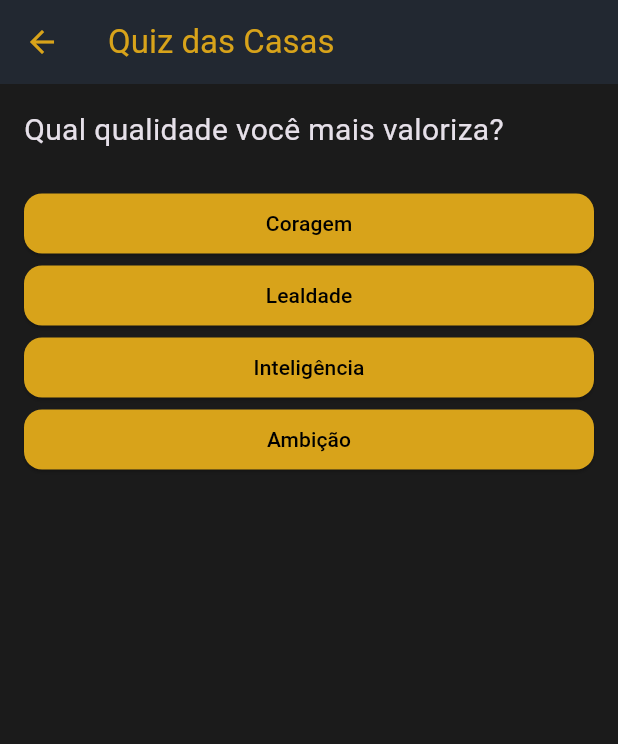
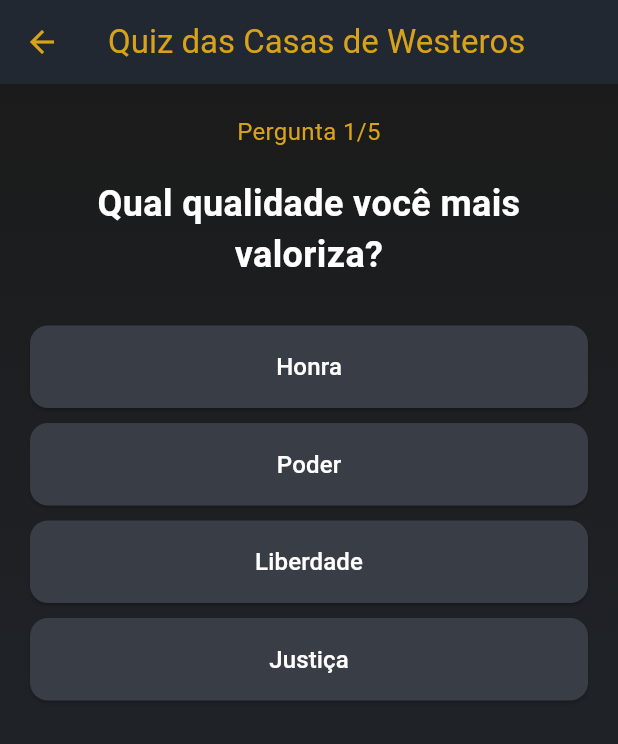
Before and after one commit to Souza371/Game-of-Trones, a Flutter app: the QuizScreen screen opened by its route, on a phone screen of 412 x 824 dp. Shown: the top 744 px of the screen. Run offline on Flutter 3.47's test engine with Material 3 defaults, Android fonts, the light colour scheme and no system bars; Roboto replaces fonts that are missing (Cinzel).

Commit message:
fix: corrigido erro de tipo no quiz e implementado sistema de pontuação real para as casas

```diff
--- a/lib/screens/quiz_screen.dart
+++ b/lib/screens/quiz_screen.dart
@@ -7,62 +7,151 @@
 
 class _QuizScreenState extends State<QuizScreen> {
   int _currentQuestion = 0;
-  List<int> _answers = [];
+  List<String> _answers = [];
 
-  // Edite, adicione ou remova perguntas como quiser!
-  // Exemplo: Pergunta de signo
+  // Sistema de pontuação por casa
+  Map<String, int> _houseScores = {
+    'Stark': 0,
+    'Lannister': 0,
+    'Targaryen': 0,
+    'Baratheon': 0,
+    'Greyjoy': 0,
+    'Tyrell': 0,
+    'Martell': 0,
+    'Arryn': 0,
+  };
+
   final List<Map<String, dynamic>> _questions = [
     {
       'question': 'Qual qualidade você mais valoriza?',
-      'options': ['Coragem', 'Lealdade', 'Inteligência', 'Ambição']
+      'options': ['Honra', 'Poder', 'Liberdade', 'Justiça'],
+      'scores': {'Stark': 3, 'Lannister': 2, 'Targaryen': 1, 'Baratheon': 2, 'Greyjoy': 1, 'Tyrell': 1, 'Martell': 2, 'Arryn': 3}
     },
     {
       'question': 'Qual animal você prefere?',
-      'options': ['Lobo', 'Leão', 'Dragão', 'Veado']
+      'options': ['Lobo', 'Leão', 'Dragão', 'Veado', 'Lula', 'Rosa', 'Sol', 'Falcão'],
+      'scores': {'Stark': 3, 'Lannister': 3, 'Targaryen': 3, 'Baratheon': 3, 'Greyjoy': 3, 'Tyrell': 3, 'Martell': 3, 'Arryn': 3}
     },
     {
-      'question': 'Qual seu signo?',
-      'options': ['Áries', 'Touro', 'Gêmeos', 'Câncer', 'Leão', 'Virgem', 'Libra', 'Escorpião', 'Sagitário', 'Capricórnio', 'Aquário', 'Peixes']
+      'question': 'Como você resolve conflitos?',
+      'options': ['Diplomacia', 'Força', 'Estratégia', 'Fuga'],
+      'scores': {'Stark': 2, 'Lannister': 3, 'Targaryen': 3, 'Baratheon': 3, 'Greyjoy': 1, 'Tyrell': 2, 'Martell': 2, 'Arryn': 2}
     },
-    // Adicione aqui outras perguntas personalizadas!
-    // Para ter 10 perguntas, basta seguir o modelo acima.
+    {
+      'question': 'Qual é seu elemento preferido?',
+      'options': ['Gelo', 'Fogo', 'Água', 'Terra', 'Metal', 'Planta', 'Areia', 'Ar'],
+      'scores': {'Stark': 3, 'Lannister': 2, 'Targaryen': 3, 'Baratheon': 2, 'Greyjoy': 3, 'Tyrell': 3, 'Martell': 3, 'Arryn': 3}
+    },
+    {
+      'question': 'Qual virtude é mais importante?',
+      'options': ['Lealdade', 'Ambição', 'Coragem', 'Determinação', 'Independência', 'Crescimento', 'Paixão', 'Honra'],
+      'scores': {'Stark': 3, 'Lannister': 3, 'Targaryen': 2, 'Baratheon': 2, 'Greyjoy': 3, 'Tyrell': 3, 'Martell': 3, 'Arryn': 3}
+    }
   ];
 
   void _answer(int index) {
-    _answers.add(index);
+    final answer = _questions[_currentQuestion]['options'][index];
+    _answers.add(answer);
+
+    // Adiciona pontos para cada casa baseado na resposta
+    final scores = _questions[_currentQuestion]['scores'];
+    scores.forEach((house, points) {
+      _houseScores[house] = _houseScores[house]! + (points as int); // CORREÇÃO AQUI
+    });
+
     if (_currentQuestion < _questions.length - 1) {
       setState(() {
         _currentQuestion++;
       });
     } else {
-      // Lógica simples para casa
-      final score = _answers.fold(0, (a, b) => a + b);
-      String house;
-      if (score < 10) house = 'Stark';
-      else if (score < 20) house = 'Lannister';
-      else if (score < 30) house = 'Targaryen';
-      else house = 'Baratheon';
-      Navigator.pushReplacementNamed(context, '/house_result', arguments: house);
+      _calculateResult();
     }
+  }
+
+  void _calculateResult() {
+    // Encontra a casa com maior pontuação
+    String winningHouse = 'Stark';
+    int highestScore = 0;
+
+    _houseScores.forEach((house, score) {
+      if (score > highestScore) {
+        highestScore = score;
+        winningHouse = house;
+      }
+    });
+
+    Navigator.pushReplacementNamed(context, '/house_result', arguments: winningHouse);
   }
 
   @override
   Widget build(BuildContext context) {
     final q = _questions[_currentQuestion];
     return Scaffold(
-      appBar: AppBar(title: Text('Quiz das Casas')),
-      body: Padding(
-        padding: const EdgeInsets.all(16.0),
+      appBar: AppBar(
+        title: Text('Quiz das Casas de Westeros'),
+        backgroundColor: Color(0xFF222831),
+        foregroundColor: Color(0xFFD8A31A),
+      ),
+      body: Container(
+        decoration: BoxDecoration(
+          gradient: LinearGradient(
+            begin: Alignment.topCenter,
+            end: Alignment.bottomCenter,
+            colors: [
+              Color(0xFF1B1B1B),
+              Color(0xFF222831),
+            ],
+          ),
+        ),
+        child: Padding(
+          padding: const EdgeInsets.all(20.0),
           child: Column(
             crossAxisAlignment: CrossAxisAlignment.stretch,
             children: [
-            Text(q['question'], style: TextStyle(fontSize: 20)),
-            SizedBox(height: 24),
-            ...List.generate(q['options'].length, (i) => ElevatedButton(
+              Text(
+                'Pergunta ${_currentQuestion + 1}/${_questions.length}',
+                style: TextStyle(
+                  color: Color(0xFFD8A31A),
+                  fontSize: 16,
+                  fontFamily: 'Cinzel',
+                ),
+                textAlign: TextAlign.center,
+              ),
+              SizedBox(height: 20),
+              Text(
+                q['question'],
+                style: TextStyle(
+                  fontSize: 24,
+                  fontWeight: FontWeight.bold,
+                  color: Colors.white,
+                  fontFamily: 'Cinzel',
+                ),
+                textAlign: TextAlign.center,
+              ),
+              SizedBox(height: 30),
+              ...List.generate(q['options'].length, (i) => Padding(
+                padding: const EdgeInsets.only(bottom: 10.0),
+                child: ElevatedButton(
                   onPressed: () => _answer(i),
-              child: Text(q['options'][i]),
+                  style: ElevatedButton.styleFrom(
+                    backgroundColor: Color(0xFF393E46),
+                    foregroundColor: Colors.white,
+                    padding: EdgeInsets.symmetric(vertical: 16),
+                    shape: RoundedRectangleBorder(
+                      borderRadius: BorderRadius.circular(12),
+                    ),
+                  ),
+                  child: Text(
+                    q['options'][i],
+                    style: TextStyle(
+                      fontSize: 16,
+                      fontFamily: 'Cinzel',
+                    ),
+                  ),
+                ),
               ))
             ],
+          ),
         ),
       ),
     );
```
Also changed, not shown: lib/services/house_data.dart (+44 -4 lines), lib/services/iceandfire_api.dart (added, +43 -0 lines), pubspec.yaml (+2 -70 lines). Lines whose indentation alone changed are shown as unchanged.
